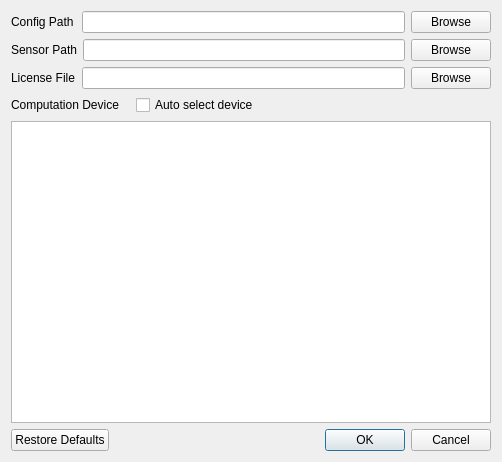
The window that ui/settings_dialog.ui (cheind/reconstructme-qt) describes before a commit, drawn with Qt 5.
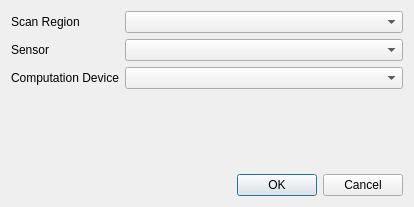
The same window after the commit.

Commit message: refactored settings moved license application to license dialog

```diff
--- a/ui/settings_dialog.ui
+++ b/ui/settings_dialog.ui
@@ -6,144 +6,63 @@
    <rect>
     <x>0</x>
     <y>0</y>
-    <width>502</width>
-    <height>462</height>
+    <width>414</width>
+    <height>207</height>
    </rect>
   </property>
   <property name="windowTitle">
    <string>ReconstructMeQt - Settings</string>
   </property>
-  <property name="styleSheet">
-   <string notr="true"/>
-  </property>
-  <layout class="QGridLayout" name="gridLayout">
+  <layout class="QGridLayout" name="gridLayout_2">
    <item row="0" column="0">
-    <layout class="QVBoxLayout" name="verticalLayout">
-     <item>
-      <layout class="QHBoxLayout" name="horizontalLayout">
-       <item>
-        <widget class="QLabel" name="label">
-         <property name="minimumSize">
-          <size>
-           <width>65</width>
-           <height>0</height>
-          </size>
-         </property>
-         <property name="text">
-          <string>Config Path</string>
-         </property>
-        </widget>
-       </item>
-       <item>
-        <widget class="QLineEdit" name="config_path_tb"/>
-       </item>
-       <item>
-        <widget class="QPushButton" name="browse_button_config">
-         <property name="text">
-          <string>Browse</string>
-         </property>
-        </widget>
-       </item>
-      </layout>
+    <layout class="QGridLayout" name="gridLayout">
+     <item row="1" column="1">
+      <widget class="QComboBox" name="lw_sensor"/>
      </item>
-     <item>
-      <layout class="QHBoxLayout" name="horizontalLayout_2">
-       <item>
-        <widget class="QLabel" name="label_2">
-         <property name="minimumSize">
-          <size>
-           <width>65</width>
-           <height>0</height>
-          </size>
-         </property>
-         <property name="text">
-          <string>Sensor Path</string>
-         </property>
-        </widget>
-       </item>
-       <item>
-        <widget class="QLineEdit" name="sensor_path_tb"/>
-       </item>
-       <item>
-        <widget class="QPushButton" name="browse_button_sensor">
-         <property name="text">
-          <string>Browse</string>
-         </property>
-        </widget>
-       </item>
-      </layout>
+     <item row="0" column="1">
+      <widget class="QComboBox" name="lw_config"/>
      </item>
-     <item>
-      <layout class="QHBoxLayout" name="horizontalLayout_3">
-       <item>
-        <widget class="QLabel" name="label_3">
-         <property name="minimumSize">
-          <size>
-           <width>65</width>
-           <height>0</height>
-          </size>
-         </property>
-         <property name="text">
-          <string>License File</string>
-         </property>
-        </widget>
-       </item>
-       <item>
-        <widget class="QLineEdit" name="license_file_tb"/>
-       </item>
-       <item>
-        <widget class="QPushButton" name="browse_button_license">
-         <property name="text">
-          <string>Browse</string>
-         </property>
-        </widget>
-       </item>
-      </layout>
+     <item row="0" column="0">
+      <widget class="QLabel" name="label">
+       <property name="text">
+        <string>Scan Region</string>
+       </property>
+      </widget>
      </item>
-     <item>
-      <layout class="QHBoxLayout" name="horizontalLayout_4" stretch="1,3">
-       <property name="sizeConstraint">
-        <enum>QLayout::SetDefaultConstraint</enum>
+     <item row="1" column="0">
+      <widget class="QLabel" name="label_2">
+       <property name="text">
+        <string>Sensor</string>
        </property>
-       <item>
-        <widget class="QLabel" name="label_4">
-         <property name="minimumSize">
-          <size>
-           <width>0</width>
-           <height>0</height>
-          </size>
-         </property>
-         <property name="text">
-          <string>Computation Device</string>
-         </property>
-        </widget>
-       </item>
-       <item>
-        <widget class="QCheckBox" name="ocl_device_auto_cb">
-         <property name="toolTip">
-          <string>Use this, if you want to ReconstructMe determine a fitting calcuation devcie</string>
-         </property>
-         <property name="layoutDirection">
-          <enum>Qt::LeftToRight</enum>
-         </property>
-         <property name="text">
-          <string>Auto select device</string>
-         </property>
-        </widget>
-       </item>
-      </layout>
+      </widget>
      </item>
-     <item>
-      <widget class="QListWidget" name="device_list_widget">
-       <property name="focusPolicy">
-        <enum>Qt::NoFocus</enum>
+     <item row="2" column="0">
+      <widget class="QLabel" name="label_3">
+       <property name="text">
+        <string>Computation Device</string>
        </property>
        <property name="locale">
         <locale language="English" country="UnitedStates"/>
        </property>
       </widget>
      </item>
-     <item>
+     <item row="2" column="1">
+      <widget class="QComboBox" name="lw_device"/>
+     </item>
+     <item row="3" column="0" colspan="2">
+      <spacer name="verticalSpacer">
+       <property name="orientation">
+        <enum>Qt::Vertical</enum>
+       </property>
+       <property name="sizeHint" stdset="0">
+        <size>
+         <width>20</width>
+         <height>40</height>
+        </size>
+       </property>
+      </spacer>
+     </item>
+     <item row="4" column="1">
       <widget class="QDialogButtonBox" name="buttonBox">
        <property name="locale">
         <locale language="English" country="UnitedKingdom"/>
@@ -152,10 +71,7 @@
         <enum>Qt::Horizontal</enum>
        </property>
        <property name="standardButtons">
-        <set>QDialogButtonBox::Cancel|QDialogButtonBox::Ok|QDialogButtonBox::RestoreDefaults</set>
-       </property>
-       <property name="centerButtons">
-        <bool>false</bool>
+        <set>QDialogButtonBox::Cancel|QDialogButtonBox::Ok</set>
        </property>
       </widget>
      </item>
```
Left out of the diff: 40 changed lines with no effect on the pictures. The commit also changes 7 other files.
